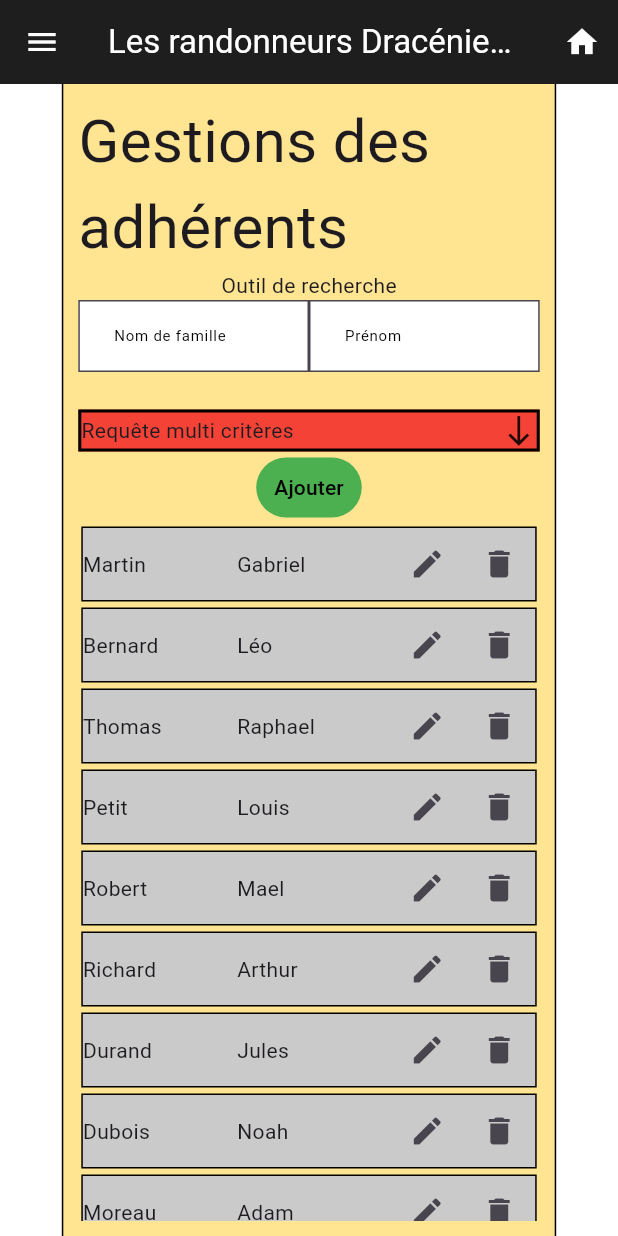
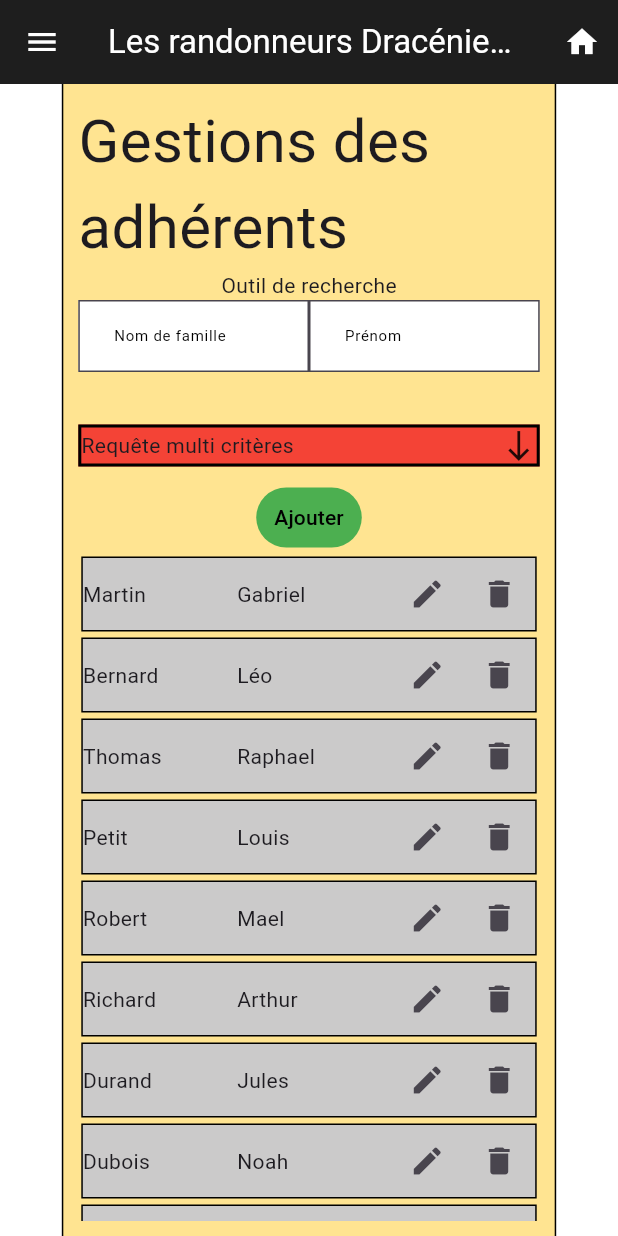
Before and after one commit to TheoBorreaniMode83/client_randonneurs, a Flutter app: the PageGestionsAdhesionsEnCours screen opened by its route, on a phone screen of 412 x 824 dp. Run offline on Flutter 3.47's test engine with Material 3 defaults, Android fonts, the phone set to English and light mode, and no system bars; drawn by our look-alikes of flutter_slider_drawer; our stand-ins replace diacritic, get, page_transition; missing offline and left inert: patterns_canvas.

Commit message:
mon commit

```diff
--- a/project/lib/controller/gstHttpServer/gst_http_server.dart
+++ b/project/lib/controller/gstHttpServer/gst_http_server.dart
@@ -1,23 +1,75 @@
 import 'package:les_randonneurs_draceniens_client_administratif/model/adherent.dart';
+import 'package:les_randonneurs_draceniens_client_administratif/model/ville.dart';
+import 'package:les_randonneurs_draceniens_client_administratif/model/statut.dart';
 
 class GstHttpServer{
 
+  //-------------------------------------------------------------------------------------
+  // Attributs qui permettent de simuler la base de donnée
+  //-------------------------------------------------------------------------------------
+
   static List<Adherent> _dbAdherents = [
-      Adherent(id: 0,nom: "Martin", prenom: "Gabriel", civilite: "xxx"),
-      Adherent(id: 1,nom: "Bernard", prenom: "Léo", civilite: "yyy"),
-      Adherent(id: 2,nom: "Thomas", prenom: "Raphael", civilite: "zzz"),
-      Adherent(id: 3,nom: "Petit", prenom: "Louis", civilite: "xxx"),
-      Adherent(id: 4,nom: "Robert", prenom: "Mael", civilite: "yyy"),
-      Adherent(id: 5,nom: "Richard", prenom: "Arthur", civilite: "zzz"),
-      Adherent(id: 6,nom: "Durand", prenom: "Jules", civilite: "xxx"),
-      Adherent(id: 7,nom: "Dubois", prenom: "Noah", civilite: "yyy"),
-      Adherent(id: 8,nom: "Moreau", prenom: "Adam", civilite: "zzz"),
-      Adherent(id: 9,nom: "Laurent", prenom: "Lucas", civilite: "zzz"),
+    Adherent(id: 0,nom: "Martin", prenom: "Gabriel", civilite: "xxx",anneePremiereAdhesion: 2000, statut: "Statut1", nomVille: "Draguignan"),
+    Adherent(id: 1,nom: "Bernard", prenom: "Léo", civilite: "yyy",anneePremiereAdhesion: 2010, statut: "Statut1", nomVille: "Montferat"),
+    Adherent(id: 2,nom: "Thomas", prenom: "Raphael", civilite: "zzz",anneePremiereAdhesion: 1999, statut: "Statut1", nomVille: "Frejus"),
+    Adherent(id: 3,nom: "Petit", prenom: "Louis", civilite: "xxx",anneePremiereAdhesion: 2000, statut: "Statut3", nomVille: "Brignole"),
+    Adherent(id: 4,nom: "Robert", prenom: "Mael", civilite: "yyy",anneePremiereAdhesion: 2000, statut: "Statut1", nomVille: "Congolin"),
+    Adherent(id: 5,nom: "Richard", prenom: "Arthur", civilite: "zzz",anneePremiereAdhesion: 2000, statut: "Statut1", nomVille: "Paris"),
+    Adherent(id: 6,nom: "Durand", prenom: "Jules", civilite: "xxx",anneePremiereAdhesion: 2000, statut: "Statut2", nomVille: "Draguignan"),
+    Adherent(id: 7,nom: "Dubois", prenom: "Noah", civilite: "yyy",anneePremiereAdhesion: 2000, statut: "Statut2", nomVille: "Marseille"),
+    Adherent(id: 8,nom: "Moreau", prenom: "Adam", civilite: "zzz",anneePremiereAdhesion: 2000, statut: "Statut1", nomVille: "Draguignan"),
+    Adherent(id: 9,nom: "Laurent", prenom: "Lucas", civilite: "zzz",anneePremiereAdhesion: 2000, statut: "Statut1", nomVille: "Draguignan"),
   ];
 
-  static List<Adherent> _adherents = [];
+  static List<Statut> _dbStatuts = [
+    Statut(nom: "Adh.Aut.Ass"),
+    Statut(nom: "Adh.Non/Lic"),
+    Statut(nom: "Adhésion"),
+    Statut(nom: "M.Nordique"),
+    Statut(nom: "Pass Dec"),
+    Statut(nom: "R.Santé"),
+    Statut(nom: "Réadhésion"),
+
+  ];
+
+  static List<String> _dbCivilite = [
+
+  ];
+
+  static List<Ville> _dbVilles = [
+    Ville(nom: "Draguignan"),
+    Ville(nom: "Toulon"),
+    Ville(nom: "Ampus"),
+    Ville(nom: "Les Arcs"),
+    Ville(nom: "Bargemon"),
+    Ville(nom: "Callas"),
+    Ville(nom: "Châteaudouble"),
+    Ville(nom: "Figanières"),
+    Ville(nom: "Fayence"),
+    Ville(nom: "Lorgues"),
+    Ville(nom: "Le Luc"),
+    Ville(nom: "Méounes-lès-Montrieux"),
+  ];
 
 
+  static List<String> _dbRubriquesFinancieres  = [
+
+  ];
+
+
+
+
+
+  //-------------------------------------------------------------------------------------
+  // Attributs des données front
+  //-------------------------------------------------------------------------------------
+
+  static List<Adherent> _adherents = [];
+  static List<Ville> _villes = [];
+  static List<Statut> _statuts = [];
+
+  //-------------------------------------------------------------------------------------
+  // Fonction de recupération et mise a jours de la base de donnée
   //-------------------------------------------------------------------------------------
 
   static void _upgradeDbAdherents(){
@@ -28,12 +80,33 @@ class GstHttpServer{
     _adherents = List<Adherent>.from(_dbAdherents);
   }
 
+  static void _upgradeDbVilles(){
+    _dbVilles = List<Ville>.from(_villes);
+  }
+
+  static void _loadDbVilles(){
+    _villes = List<Ville>.from(_dbVilles);
+  }
+
+  static void _upgradeDbStatus(){
+    _dbStatuts = List<Statut>.from(_statuts);
+  }
+
+  static void _loadDbStatuts(){
+    _statuts = List<Statut>.from(_dbStatuts);
+  }
+
+
+
   //-------------------------------------------------------------------------------------
-
+  // A FINIR fonction de test qui affiche les adfhérents de la base de donnée
+  //-------------------------------------------------------------------------------------
   dbAdherentstoString(){
 
   }
 
+  //-------------------------------------------------------------------------------------
+  // fonctions associé a l'attribut _adherents
   //-------------------------------------------------------------------------------------
 
   static List<Adherent> getAdherent(){
@@ -70,6 +143,35 @@ class GstHttpServer{
     }
   }
 
+  static List<String> getListAnneesPremiereAdhesion(){
+    List<String> result = [];
+    int? tmp;
+    for(int i =0 ; i<_adherents.length ; i++){
+      tmp= _dbAdherents[i].anneePremiereAdhesion;
+      if(!result.contains(_dbAdherents[i].anneePremiereAdhesion.toString())&& !(tmp == null)){
+        result.add((_dbAdherents[i].anneePremiereAdhesion!.toString()));
+      }
+    }
+    result.sort();
+    return result;
+  }
 
+  static List<String> getListStatuts(){
+     _loadDbStatuts();
+    List<String> result = [];
+    for(int i =0 ; i<_statuts.length ; i++){
+      result.add(GstHttpServer._statuts[i].nom);
+    }
+    return result;
+  }
+
+  static List<String> getVille(){
+    _loadDbVilles();
+    List<String> result = [];
+    for(int i =0 ; i<_villes.length ; i++){
+      result.add(GstHttpServer._villes[i].nom);
+    }
+    return result;
+  }
 
 }
--- /dev/null
+++ b/project/lib/model/statut.dart
@@ -0,0 +1,9 @@
+class Statut{
+ int? id;
+ String nom;
+
+ Statut({
+  required this.nom,
+  this.id
+ });
+}
--- /dev/null
+++ b/project/lib/model/ville.dart
@@ -0,0 +1,10 @@
+class Ville{
+ int? id;
+ String nom;
+
+ Ville({
+  required this.nom,
+  this.id
+ });
+
+}
--- a/project/lib/view/customWidgets/tailorMadeWidgets/composent_search.dart
+++ b/project/lib/view/customWidgets/tailorMadeWidgets/composent_search.dart
@@ -1,5 +1,6 @@
 
 import 'package:flutter/material.dart';
+import 'package:les_randonneurs_draceniens_client_administratif/controller/gstHttpServer/gst_http_server.dart';
 
 import 'package:les_randonneurs_draceniens_client_administratif/view/customWidgetsStyles/styles/standardWidgetsStyles/custom_dropdown_button_style.dart';
 import 'package:les_randonneurs_draceniens_client_administratif/controller/customWidgetsControllers/custom_dropdown_button_content.dart';
@@ -296,6 +297,7 @@ class _ComposentSearchState extends State<ComposentSearch> {
       onTap: (){
         setState(() {switchVar = !switchVar;});},
       child:Container(
+        margin: const EdgeInsets.symmetric(vertical: 10),
         color: Colors.red,
         child: Column(
           children: [
@@ -306,20 +308,20 @@ class _ComposentSearchState extends State<ComposentSearch> {
               width: double.maxFinite,
               child: Row(
                 children: [
-                  Text("Requête multi critères"),
+                  const Text("Requête multi critères"),
                   Expanded(
                     flex: 1,
                     child: Container(
                       alignment: Alignment.centerRight,
-                      child:Icon(Icons.south,),),),
+                      child: const Icon(Icons.south,),),),
                 ],
               ),
             ),
             if(switchVar == false) ...[
               Container(
-                padding: EdgeInsets.all(20),
+                padding: const EdgeInsets.all(20),
                 decoration:const BoxDecoration(
-                  color: const Color.fromARGB(255, 255, 144, 144),
+                  color: Color.fromARGB(255, 255, 144, 144),
                   border: Border(
                     left: BorderSide(
                       color: Colors.black,
@@ -335,12 +337,12 @@ class _ComposentSearchState extends State<ComposentSearch> {
                 ),
                 child: Column(
                   children: [
-                    rowType1(name: "Année de première adhésion", tab1:['=','>','<','≠'] , tab2: ['vide','b','c']),
+                    rowType1(name: "Année de première adhésion", tab1:['=','>','<','≠'] , tab2: ['vide']+GstHttpServer.getListAnneesPremiereAdhesion()),
                     rowType1(name: "Civilité", tab1:['=','≠'] , tab2: ['vide','b','c']),
-                    rowType1(name: "Statut", tab1:['=','≠'] , tab2: ['vide','b','c']),
-                    rowType1(name: "Ville", tab1:['=','≠'] , tab2: ['vide','b','c']),
+                    rowType1(name: "Statut", tab1:['=','≠'] , tab2: ['vide']+GstHttpServer.getListStatuts()),
+                    rowType1(name: "Ville", tab1:['=','≠'] , tab2: ['vide']+GstHttpServer.getVille()),
                     rowType2(name: "Date de naissance", tab1:['=','≠','>','<']),
-                    rowType3(name: "Date de naissance", tab1:['=','≠','>','<'],tab2: ['vide','a','b'],tab3: ['vide','a','b','c']),
+                    rowType3(name: "Rubrique financières", tab1:['=','≠','>','<'],tab2: ['vide','a','b'],tab3: ['vide','a','b','c']),
                   ]
                 ),
               ),
```
